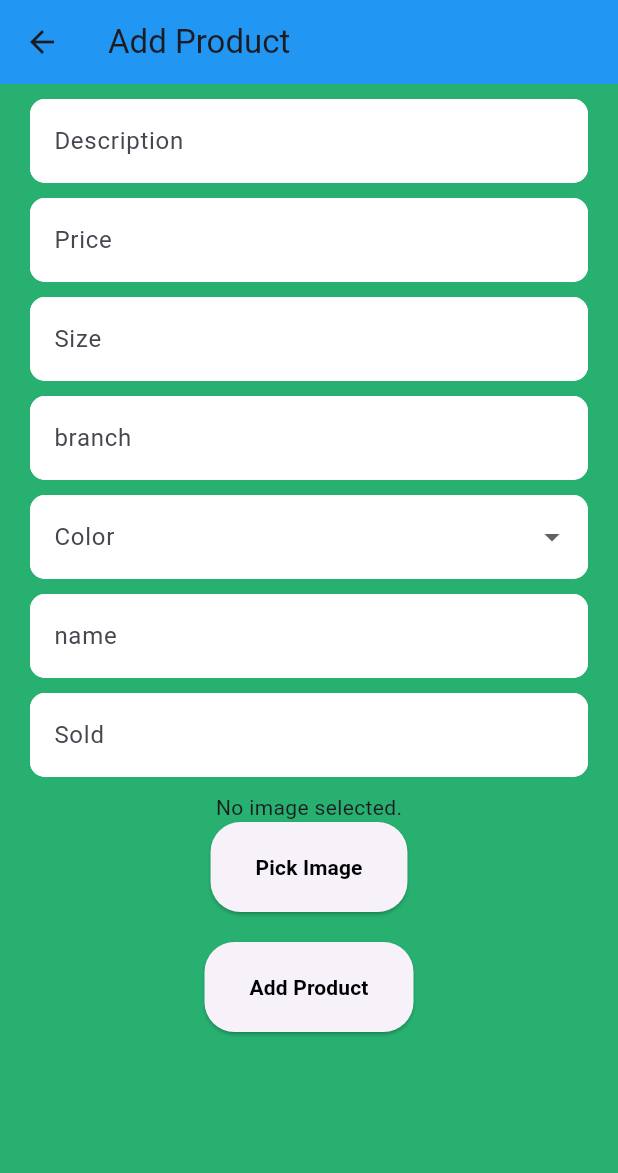
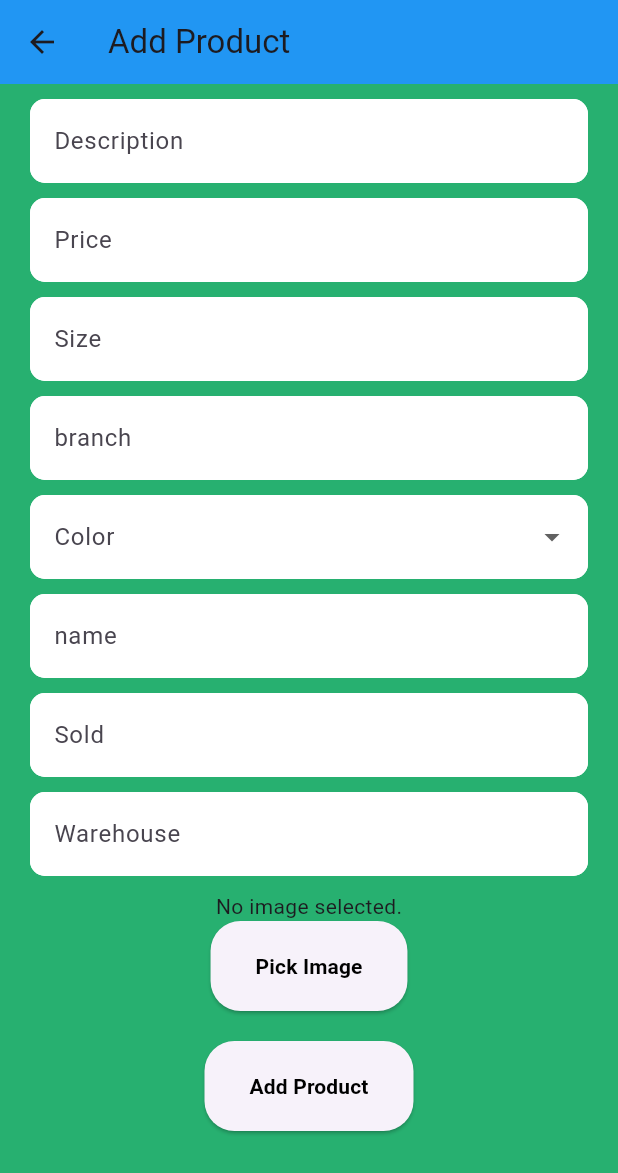
Before and after one commit to DoTung0105/doantotnghiep, a Flutter app: the AddProductPage screen opened directly, on a phone screen of 412 x 824 dp. Shown: the top 1173 px of the screen. Run offline on Flutter 3.47's test engine with Material 3 defaults, Android fonts, the light colour scheme and no system bars; our stand-ins replace cloud_firestore, firebase_auth, firebase_core, firebase_storage, image_picker, shared_preferences and 1 more; accounts and stored records are empty.

Commit message:
them du lieu sp

```diff
--- a/fashionhub/lib/model/products.dart
+++ b/fashionhub/lib/model/products.dart
@@ -10,6 +10,8 @@ class Product {
   String name;
   String sold;
 
+  String warehouse;
+
   Product(
       {required this.id,
       required this.imageUrl,
@@ -19,7 +21,9 @@ class Product {
       required this.branch,
       required this.color,
       required this.name,
-      required this.sold});
+      required this.sold,
+      //them kho
+      required this.warehouse});
 
   Map<String, dynamic> toMap() {
     return {
@@ -28,10 +32,11 @@ class Product {
       'description': description,
       'price': price,
       'size': size,
-      'branch':branch,
-      'color':color,
-      'name':name,
-      'sold':sold
+      'branch': branch,
+      'color': color,
+      'name': name,
+      'sold': sold,
+      'warehouse':warehouse
     };
   }
 
@@ -46,15 +51,15 @@ class Product {
   // }
   factory Product.fromMap(Map<String, dynamic> map) {
     return Product(
-      id: map['id'] ?? '',
-      imageUrl: map['imageUrl'] ?? '',
-      description: map['description'] ?? '',
-      price: (map['price'] ?? 0).toDouble(),
-      size: map['size'] ?? '',
-      branch: map['branch']??'',
-      color: map['color']??'',
-      name: map['name']??'',
-      sold: map['sold']??''
-    );
+        id: map['id'] ?? '',
+        imageUrl: map['imageUrl'] ?? '',
+        description: map['description'] ?? '',
+        price: (map['price'] ?? 0).toDouble(),
+        size: map['size'] ?? '',
+        branch: map['branch'] ?? '',
+        color: map['color'] ?? '',
+        name: map['name'] ?? '',
+        sold: map['sold'] ?? '',
+        warehouse: map['warehouse']);
   }
 }
--- a/fashionhub/lib/view/addproduc_screen.dart
+++ b/fashionhub/lib/view/addproduc_screen.dart
@@ -1,3 +1,4 @@
+import 'package:fashionhub/animation/animation.dart';
 import 'package:fashionhub/view/list_product.dart';
 import 'package:flutter/material.dart';
 import 'package:provider/provider.dart';
@@ -19,6 +20,8 @@ class AddProductPage extends StatelessWidget {
           padding: const EdgeInsets.symmetric(vertical: 10, horizontal: 20),
           child: Column(
             children: [
+              FadeAnimation(
+                0.1,
                 TextFormField(
                   decoration: InputDecoration(
                     labelText: 'Description',
@@ -39,9 +42,12 @@ class AddProductPage extends StatelessWidget {
                   ),
                   onChanged: viewModel.setDescription,
                 ),
+              ),
               SizedBox(
                 height: 10,
               ),
+              FadeAnimation(
+                0.2,
                 TextFormField(
                   //
                   decoration: InputDecoration(
@@ -65,9 +71,12 @@ class AddProductPage extends StatelessWidget {
                   keyboardType: TextInputType.number,
                   onChanged: viewModel.setPrice,
                 ),
+              ),
               SizedBox(
                 height: 10,
               ),
+              FadeAnimation(
+                0.3,
                 TextFormField(
                   decoration: InputDecoration(
                     labelText: 'Size',
@@ -88,7 +97,10 @@ class AddProductPage extends StatelessWidget {
                   ),
                   onChanged: viewModel.setSize,
                 ),
+              ),
               SizedBox(height: 10),
+              FadeAnimation(
+                0.4,
                 TextFormField(
                   decoration: InputDecoration(
                     labelText: 'branch',
@@ -109,7 +121,10 @@ class AddProductPage extends StatelessWidget {
                   ),
                   onChanged: viewModel.setBranch,
                 ),
+              ),
               SizedBox(height: 10),
+              FadeAnimation(
+                0.5,
                 DropdownButtonFormField<String>(
                   value: viewModel.color.isNotEmpty ? viewModel.color : null,
                   decoration: InputDecoration(
@@ -137,7 +152,10 @@ class AddProductPage extends StatelessWidget {
                   }).toList(),
                   onChanged: viewModel.setColor,
                 ),
+              ),
               SizedBox(height: 10),
+              FadeAnimation(
+                0.6,
                 TextFormField(
                   decoration: InputDecoration(
                     labelText: 'name',
@@ -158,7 +176,10 @@ class AddProductPage extends StatelessWidget {
                   ),
                   onChanged: viewModel.setName,
                 ),
+              ),
               SizedBox(height: 10),
+              FadeAnimation(
+                0.7,
                 TextFormField(
                   decoration: InputDecoration(
                     labelText: 'Sold',
@@ -179,10 +200,37 @@ class AddProductPage extends StatelessWidget {
                   ),
                   onChanged: viewModel.setSold,
                 ),
+              ),
+              SizedBox(height: 10),
+              FadeAnimation(
+                0.7,
+                TextFormField(
+                  decoration: InputDecoration(
+                    labelText: 'Warehouse',
+                    filled: true,
+                    fillColor: Colors.white,
+                    border: OutlineInputBorder(
+                      borderSide: BorderSide(
+                        color: Colors.white, // Default border color
+                      ),
+                      borderRadius: BorderRadius.circular(10),
+                    ),
+                    enabledBorder: OutlineInputBorder(
+                      borderSide: BorderSide(
+                        color: Colors.white, // Default border color
+                      ),
+                      borderRadius: BorderRadius.circular(10),
+                    ),
+                  ),
+                  onChanged: viewModel.serWarehouse,
+                ),
+              ),
               SizedBox(height: 10),
               viewModel.image == null
                   ? Text('No image selected.')
                   : Image.file(viewModel.image!),
+              FadeAnimation(
+                0.8,
                 ElevatedButton(
                   style: ElevatedButton.styleFrom(
                       shape: RoundedRectangleBorder(
@@ -196,7 +244,10 @@ class AddProductPage extends StatelessWidget {
                         fontWeight: FontWeight.bold, color: Colors.black),
                   ),
                 ),
+              ),
               SizedBox(height: 20),
+              FadeAnimation(
+                0.9,
                 ElevatedButton(
                   style: ElevatedButton.styleFrom(
                       shape: RoundedRectangleBorder(
@@ -214,7 +265,8 @@ class AddProductPage extends StatelessWidget {
 
                       Navigator.push(
                         context,
-                      MaterialPageRoute(builder: (context) => screenproducts()),
+                        MaterialPageRoute(
+                            builder: (context) => screenproducts()),
                       );
                     } catch (e) {
                       ScaffoldMessenger.of(context).showSnackBar(
@@ -228,6 +280,7 @@ class AddProductPage extends StatelessWidget {
                         fontWeight: FontWeight.bold, color: Colors.black),
                   ),
                 ),
+              ),
             ],
           ),
         ),
--- a/fashionhub/lib/viewmodel/products_viewmodel.dart
+++ b/fashionhub/lib/viewmodel/products_viewmodel.dart
@@ -11,7 +11,7 @@ import 'package:flutter/material.dart';
 import 'package:flutter/widgets.dart';
 import 'package:image_picker/image_picker.dart';
 import 'package:uuid/uuid.dart';
- import 'dart:io';
+import 'dart:io';
 
 class ProductViewModel with ChangeNotifier {
   final FirebaseFirestore _firestore = FirebaseFirestore.instance;
@@ -29,6 +29,7 @@ class ProductViewModel with ChangeNotifier {
   String _color = '';
   String _name = '';
   String _sold = '';
+  String _warehouse = '';
 
   String get description => _description;
   double get price => _price;
@@ -38,6 +39,7 @@ class ProductViewModel with ChangeNotifier {
   String get name => _name;
   String get sold => _sold;
   String get color => _color;
+  String get warehouse => _warehouse;
 
 //them data
   File? get image => _image;
@@ -99,6 +101,11 @@ class ProductViewModel with ChangeNotifier {
     notifyListeners();
   }
 
+  void serWarehouse(String warehouse) {
+    _warehouse = warehouse;
+    notifyListeners();
+  }
+
   Future<void> pickImage() async {
     if (_isPickingImage) return;
 
@@ -132,7 +139,8 @@ class ProductViewModel with ChangeNotifier {
                   branch: branch,
                   name: name,
                   sold: sold,
-                  color: color)
+                  color: color,
+                  warehouse: warehouse)
               .toMap());
       await docRef.update({'id': docRef.id});
       print('Product added successfully');
@@ -167,7 +175,7 @@ class ProductViewModel with ChangeNotifier {
     }
   }
 
-   Future<String> uploadImage(File image) async {
+  Future<String> uploadImage(File image) async {
     try {
       TaskSnapshot snapshot =
           await _storage.ref().child('products/${uuid.v4()}').putFile(image);
```
Also changed, not shown: fashionhub/lib/view/list_product.dart (+30 -6 lines). Lines whose indentation alone changed are shown as unchanged.
